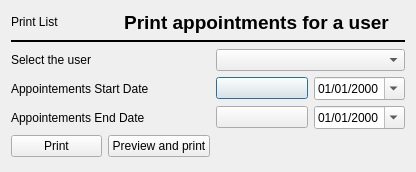
Qt form Programmes/MedinTuxTools-QT4/Agenda/C_Dlg_ImprimerRDV.ui (leo-naeka/medintux) before a commit.
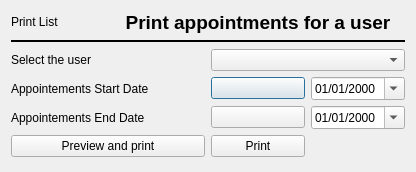
The same form after that commit.

Diff of the .ui file:
```diff
--- a/Programmes/MedinTuxTools-QT4/Agenda/C_Dlg_ImprimerRDV.ui
+++ b/Programmes/MedinTuxTools-QT4/Agenda/C_Dlg_ImprimerRDV.ui
@@ -120,17 +120,17 @@
      </property>
     </widget>
    </item>
-   <item row="5" column="0">
-    <widget class="QPushButton" name="pushButton_Imprimer">
+   <item row="5" column="0" colspan="2">
+    <widget class="QPushButton" name="pushButton_preview">
      <property name="text">
-      <string>Print</string>
+      <string>Preview and print</string>
      </property>
     </widget>
    </item>
-   <item row="5" column="1">
-    <widget class="QPushButton" name="pushButton_preview">
+   <item row="5" column="2">
+    <widget class="QPushButton" name="pushButton_Imprimer">
      <property name="text">
-      <string>Preview and print</string>
+      <string>Print</string>
      </property>
     </widget>
    </item>
```
